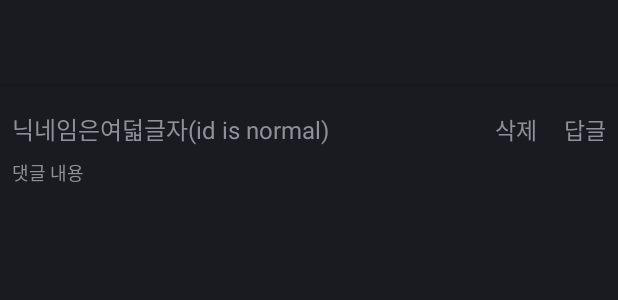
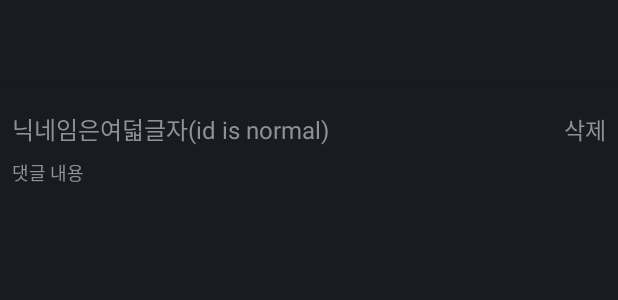
Before and after one commit to jsm1212/HealthApp, an Android app: the layout bbs_detail_layout_item.xml on its own in the app's theme, with its tools: preview values and no code run, on a phone screen of 412 x 824 dp. Shown: the top 300 px of the screen. Run offline under Robolectric (Android 15) with nearby library versions, the phone set to English and light mode, and no system bars.

```diff
--- a/HealthApp/app/src/main/java/com/example/healthapp/RetrofitClient.kt
+++ b/HealthApp/app/src/main/java/com/example/healthapp/RetrofitClient.kt
@@ -31,7 +31,7 @@ class RetrofitClient {
 
                 instance = Retrofit
                     .Builder()
-                    .baseUrl("http://192.168.219.104:3000/") // 본인 IP주소로 입력하기!!
+                    .baseUrl("http://192.168.219.101:3000/") // 본인 IP주소로 입력하기!!
 //                     .baseUrl("http://192.168.45.152:3000/") // 본인 IP주소로 입력하기!!
                     .addConverterFactory(ScalarsConverterFactory.create()) // 문자열 리턴받는경우
                     .addConverterFactory(GsonConverterFactory.create(gson)) // object, integer
--- a/HealthApp/app/src/main/res/layout/bbs_detail_layout_item.xml
+++ b/HealthApp/app/src/main/res/layout/bbs_detail_layout_item.xml
@@ -27,18 +27,11 @@
             app:layout_constraintVertical_bias="0.0" android:layout_marginBottom="8dp"
             tools:layout_editor_absoluteX="8dp"/>
     <TextView
-            android:text="답글"
-            android:layout_width="wrap_content"
-            android:textSize="15sp"
-            android:layout_height="wrap_content" android:id="@+id/bbsReplyReply"
-            app:layout_constraintEnd_toEndOf="@+id/bbsReplyContent"
-            app:layout_constraintBottom_toBottomOf="@+id/bbsReplyWriter" app:layout_constraintTop_toTopOf="@+id/bbsReplyWriter"/>
-    <TextView
             android:text="삭제"
             android:layout_width="wrap_content"
             android:textSize="15sp"
             android:layout_height="wrap_content" android:id="@+id/bbsReplyDelete"
-            app:layout_constraintEnd_toStartOf="@+id/bbsReplyReply"
-            android:layout_marginEnd="18dp" app:layout_constraintTop_toTopOf="@+id/bbsReplyReply"
-            app:layout_constraintBottom_toBottomOf="@+id/bbsReplyReply"/>
+            app:layout_constraintTop_toTopOf="@+id/bbsReplyWriter"
+            app:layout_constraintBottom_toBottomOf="@+id/bbsReplyWriter"
+            app:layout_constraintEnd_toEndOf="@+id/bbsReplyContent"/>
 </androidx.constraintlayout.widget.ConstraintLayout>
```
Also changed, not shown: HealthApp/app/src/main/java/com/example/healthapp/bbs/BbsDao.kt (+10 -39 lines), HealthApp/app/src/main/java/com/example/healthapp/bbs/BbsDetailActivity.kt (+9 -17 lines), HealthApp/app/src/main/java/com/example/healthapp/bbs/BbsDetailCustomAdapter.kt (+0 -7 lines), HealthApp/app/src/main/res/drawable/sublogo.png.
